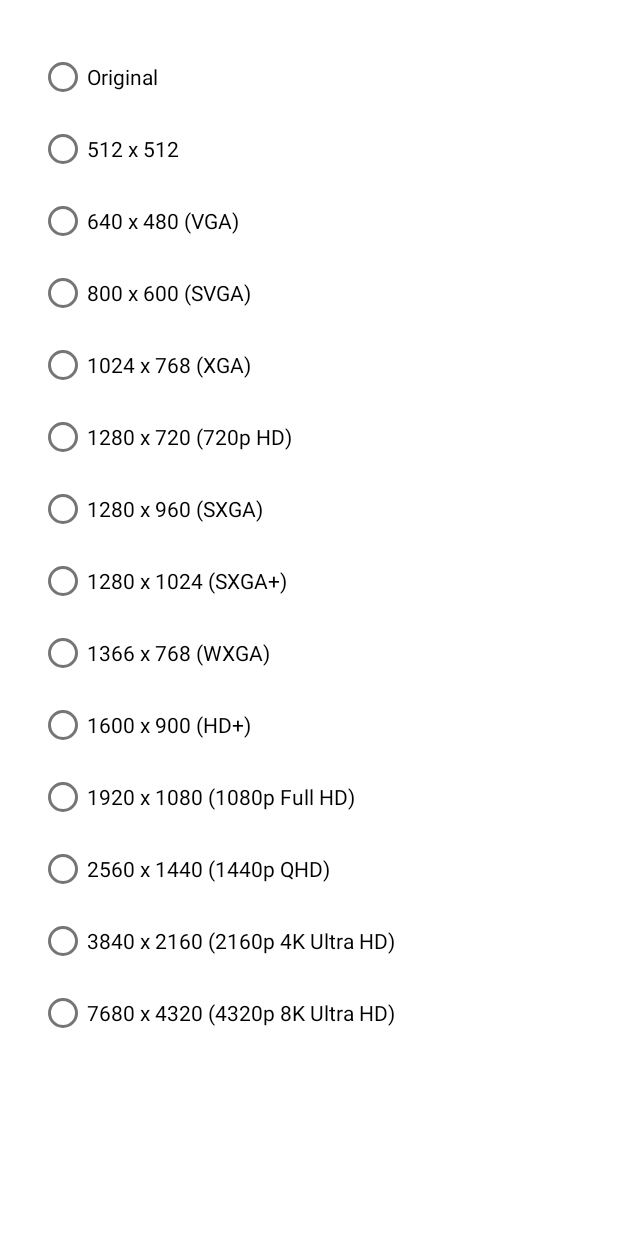
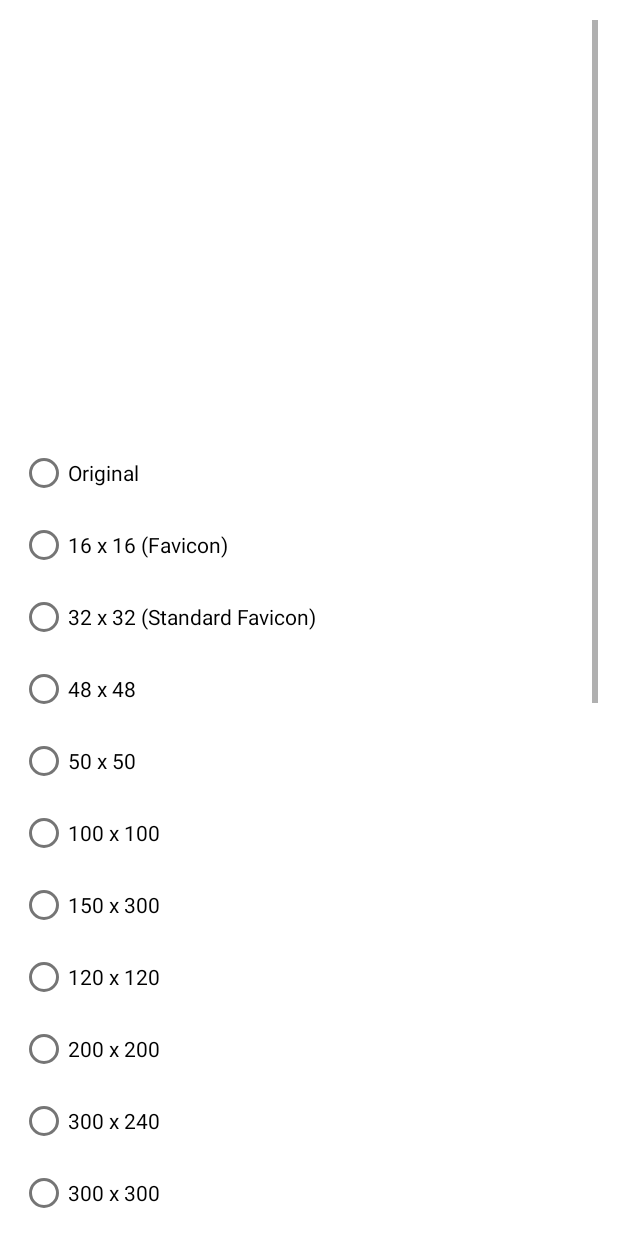
Before and after one commit to AJPnKW/Image-Converter, an Android app: the layout image_size_dialog.xml on its own in the app's theme, with its tools: preview values and no code run, on a phone screen of 412 x 824 dp. Run offline under Robolectric (Android 15) with nearby library versions, the phone set to English and light mode, and no system bars.

```diff
--- a/app/build.gradle
+++ b/app/build.gradle
@@ -13,8 +13,8 @@
         applicationId "image.converter.convert.png.jpg.jpeg.webp.pdf.gif.photo.convert.ai"
         minSdk 23
         targetSdk 33
-        versionCode 4
-        versionName "1.3"
+        versionCode 5
+        versionName "1.4"
 
         testInstrumentationRunner "androidx.test.runner.AndroidJUnitRunner"
     }
--- a/app/src/main/java/image/converter/convert/png/jpg/jpeg/webp/pdf/gif/photo/convert/ai/fragments/FinalResultPage.kt
+++ b/app/src/main/java/image/converter/convert/png/jpg/jpeg/webp/pdf/gif/photo/convert/ai/fragments/FinalResultPage.kt
@@ -61,6 +61,7 @@
 
     private fun loadAd() {
         val adRequest = AdRequest.Builder().build()
+        val adRequest2 = AdRequest.Builder().build()
 
         AppOpenAd.load(
             requireContext(),
@@ -81,8 +82,8 @@
 
         binding.apply {
             firstAd.loadAd(adRequest)
-            secondAd.loadAd(adRequest)
-            thirdAd.loadAd(adRequest)
+            secondAd.loadAd(adRequest2)
+            thirdAd.loadAd(adRequest2)
         }
     }
 
--- a/app/src/main/java/image/converter/convert/png/jpg/jpeg/webp/pdf/gif/photo/convert/ai/fragments/Home.kt
+++ b/app/src/main/java/image/converter/convert/png/jpg/jpeg/webp/pdf/gif/photo/convert/ai/fragments/Home.kt
@@ -42,10 +42,12 @@
         backPress()
     }
 
+
     private fun loadAd() {
+        val adRequest = AdRequest.Builder().build()
         binding.apply {
-            mainAdView.loadAd(AdRequest.Builder().build())
-            secondAdView.loadAd(AdRequest.Builder().build())
+            mainAdView.loadAd(adRequest)
+            secondAdView.loadAd(adRequest)
         }
     }
 
--- a/app/src/main/res/layout/image_size_dialog.xml
+++ b/app/src/main/res/layout/image_size_dialog.xml
@@ -1,23 +1,17 @@
-<LinearLayout xmlns:android="http://schemas.android.com/apk/res/android"
-    xmlns:tools="http://schemas.android.com/tools"
-    android:layout_width="match_parent"
-    android:layout_height="match_parent"
-    android:layout_gravity="center"
-    android:background="@color/white"
-    android:orientation="vertical">
-
-    <ScrollView
+<ScrollView xmlns:android="http://schemas.android.com/apk/res/android"
     android:layout_width="match_parent"
     android:layout_height="wrap_content"
-        android:padding="@dimen/_20sdp"
-        tools:ignore="UselessParent">
+    android:background="@color/white"
+    android:padding="@dimen/_10sdp">
+
 
     <RadioGroup
         android:id="@+id/imgSizeRadio"
         android:layout_width="match_parent"
         android:layout_height="wrap_content"
         android:layout_gravity="center"
-            android:paddingTop="1dp">
+        android:paddingTop="@dimen/_100sdp"
+        android:layout_marginTop="@dimen/_300sdp">
 
 
         <RadioButton
@@ -25,6 +19,67 @@
             android:layout_width="wrap_content"
             android:layout_height="wrap_content"
             android:text="@string/original" />
+
+        <RadioButton
+            android:id="@+id/favicon"
+            android:layout_width="wrap_content"
+            android:layout_height="wrap_content"
+            android:text="@string/_16_x_16_favicon" />
+
+        <RadioButton
+            android:id="@+id/standardFavicon"
+            android:layout_width="wrap_content"
+            android:layout_height="wrap_content"
+            android:text="@string/_32_x_32_standard_favicon" />
+
+
+        <RadioButton
+            android:id="@+id/new1"
+            android:layout_width="wrap_content"
+            android:layout_height="wrap_content"
+            android:text="@string/_48_x_48" />
+
+        <RadioButton
+            android:id="@+id/new2"
+            android:layout_width="wrap_content"
+            android:layout_height="wrap_content"
+            android:text="@string/_50_x_50" />
+
+        <RadioButton
+            android:id="@+id/new3"
+            android:layout_width="wrap_content"
+            android:layout_height="wrap_content"
+            android:text="@string/_100_x_100" />
+
+        <RadioButton
+            android:id="@+id/new31"
+            android:layout_width="wrap_content"
+            android:layout_height="wrap_content"
+            android:text="@string/_150_x_300" />
+
+        <RadioButton
+            android:id="@+id/new4"
+            android:layout_width="wrap_content"
+            android:layout_height="wrap_content"
+            android:text="@string/_120_x_120" />
+
+        <RadioButton
+            android:id="@+id/new5"
+            android:layout_width="wrap_content"
+            android:layout_height="wrap_content"
+            android:text="@string/_200_x_200" />
+
+        <RadioButton
+            android:id="@+id/new6"
+            android:layout_width="wrap_content"
+            android:layout_height="wrap_content"
+            android:text="@string/_300_x_240" />
+
+        <RadioButton
+            android:id="@+id/new7"
+            android:layout_width="wrap_content"
+            android:layout_height="wrap_content"
+            android:text="@string/_300_x_300" />
 
         <RadioButton
             android:id="@+id/playSize"
@@ -106,48 +161,3 @@
 
     </RadioGroup>
 </ScrollView>
-
-<!--    <TextView-->
-<!--        android:layout_width="wrap_content"-->
-<!--        android:layout_height="wrap_content"-->
-<!--        android:layout_gravity="center"-->
-<!--        android:layout_marginTop="@dimen/_10sdp"-->
-<!--        android:text="@string/custom_size"-->
-<!--        android:textSize="@dimen/_18sdp" />-->
-
-<!--    <LinearLayout-->
-<!--        android:layout_width="wrap_content"-->
-<!--        android:layout_height="wrap_content"-->
-<!--        android:layout_gravity="center"-->
-<!--        android:layout_marginTop="@dimen/_5sdp"-->
-<!--        android:orientation="horizontal">-->
-
-<!--        <EditText-->
-<!--            android:layout_width="@dimen/_120sdp"-->
-<!--            android:layout_height="wrap_content"-->
-<!--            android:autofillHints="name"-->
-<!--            android:background="@drawable/input_background"-->
-<!--            android:hint="@string/width"-->
-<!--            android:inputType="number"-->
-<!--            android:padding="10dp" />-->
-
-<!--        <TextView-->
-<!--            android:layout_width="wrap_content"-->
-<!--            android:layout_height="wrap_content"-->
-<!--            android:layout_marginStart="@dimen/_5sdp"-->
-<!--            android:layout_marginEnd="@dimen/_5sdp"-->
-<!--            android:text="@string/x"-->
-<!--            android:textSize="@dimen/_20sdp" />-->
-
-<!--        <EditText-->
-<!--            android:layout_width="@dimen/_120sdp"-->
-<!--            android:layout_height="wrap_content"-->
-<!--            android:autofillHints="name"-->
-<!--            android:background="@drawable/input_background"-->
-<!--            android:hint="@string/height"-->
-<!--            android:inputType="number"-->
-<!--            android:padding="10dp" />-->
-
-<!--    </LinearLayout>-->
-
-</LinearLayout>
--- a/app/src/main/res/values/strings.xml
+++ b/app/src/main/res/values/strings.xml
@@ -126,4 +126,14 @@
     <string name="_7680_x_4320_4320p_8k_ultra_hd">7680 x 4320 (4320p 8K Ultra HD)</string>
     <string name="converted_image">Converted Image</string>
     <string name="saved_path_storage_documents_ai_image_converter">Saved Path:- Storage/Documents/AI-Image-Converter</string>
+    <string name="_16_x_16_favicon">16 x 16 (Favicon)</string>
+    <string name="_32_x_32_standard_favicon">32 x 32 (Standard Favicon)</string>
+    <string name="_48_x_48">48 x 48</string>
+    <string name="_50_x_50">50 x 50</string>
+    <string name="_100_x_100">100 x 100</string>
+    <string name="_150_x_300">150 x 300</string>
+    <string name="_120_x_120">120 x 120</string>
+    <string name="_200_x_200">200 x 200</string>
+    <string name="_300_x_240">300 x 240</string>
+    <string name="_300_x_300">300 x 300</string>
 </resources>
```
Also changed, not shown: app/src/main/java/image/converter/convert/png/jpg/jpeg/webp/pdf/gif/photo/convert/ai/fragments/ConvertImagesPage.kt (+18 -17 lines), app/src/main/java/image/converter/convert/png/jpg/jpeg/webp/pdf/gif/photo/convert/ai/services/ConverterService.kt (+23 -9 lines), app/src/main/res/layout/format_dialog.xml (+4 -15 lines), app/src/main/res/layout/fragment_convert_images_page.xml (+10 -5 lines), 2 other files. Lines whose indentation alone changed are shown as unchanged.
